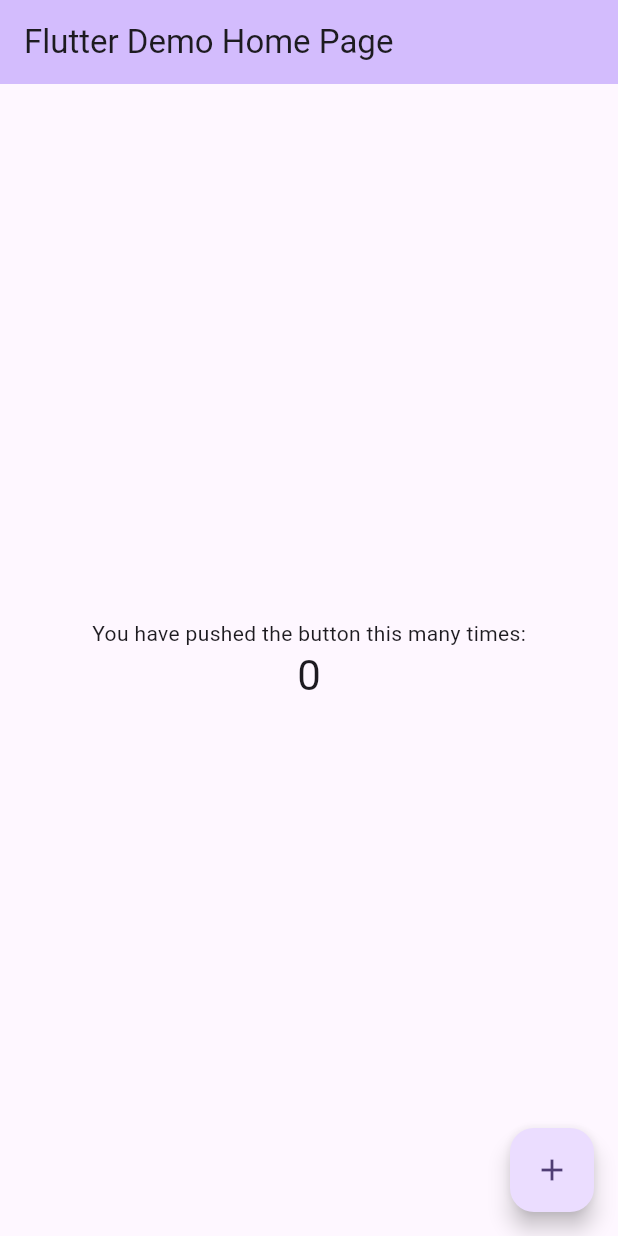
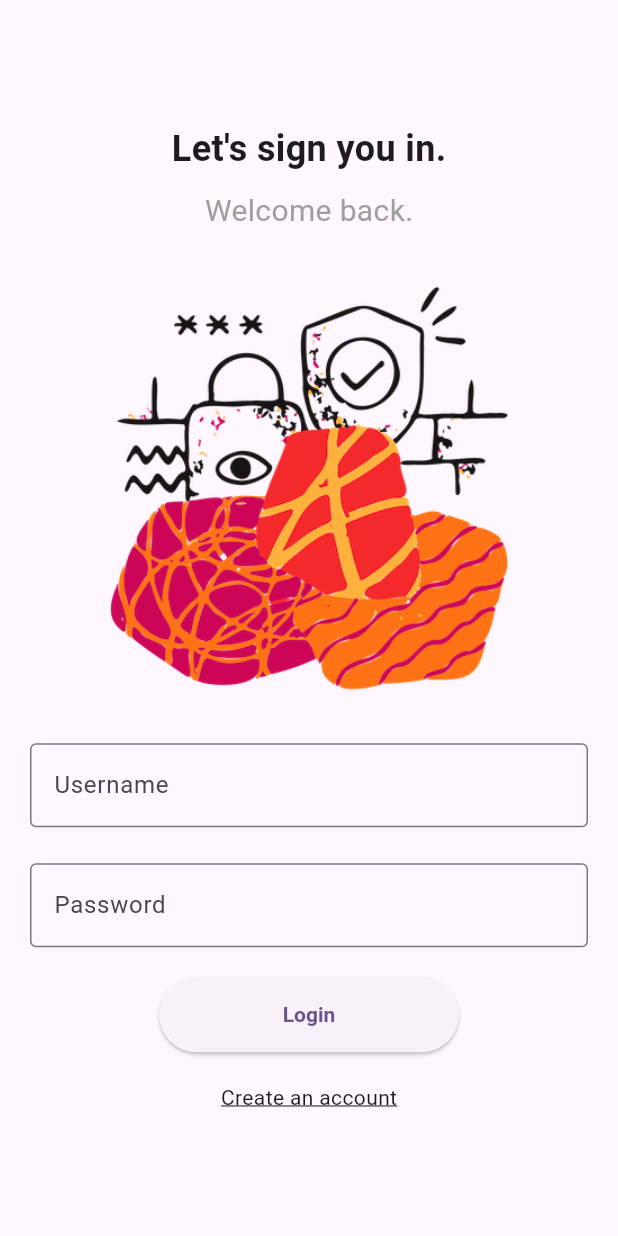
Before and after one commit to timothee-durand/tp-note-flutter-iim, a Flutter app: the screen it shows after launch, on a phone screen of 412 x 824 dp. Run offline on Flutter 3.47's test engine with Material 2 defaults, Android fonts, the phone set to English and light mode, and no system bars; our stand-ins replace sqflite; accounts and stored records are empty.

Commit message:
finish tp

```diff
--- a/lib/database/db_connection.dart
+++ b/lib/database/db_connection.dart
@@ -5,7 +5,7 @@ import 'package:sqflite/sqflite.dart';
 class DatabaseConnection {
   Future<Database> setDatabase() async {
     var directory = await getApplicationDocumentsDirectory();
-    var path = join(directory.path, 'users');
+    var path = join(directory.path, 'db');
     var database = await openDatabase(path, version: 1, onCreate: _createDatabase);
     return database;
   }
@@ -14,7 +14,8 @@ class DatabaseConnection {
     String sql = """CREATE TABLE users (
         id INTEGER PRIMARY KEY AUTOINCREMENT NOT NULL,
         name TEXT NOT NULL,
-        userId INTEGER NOT NULL
+        userId INTEGER NOT NULL,
+        userPassword TEXT NOT NULL
       );""";
     await database.execute(sql);
   }
--- a/lib/main.dart
+++ b/lib/main.dart
@@ -1,4 +1,9 @@
+import 'dart:ui';
+
 import 'package:flutter/material.dart';
+import 'package:tp_note_flutter/pages/login_page.dart';
+import 'package:tp_note_flutter/pages/register_page.dart';
+import 'package:tp_note_flutter/pages/update_page.dart';
 import 'package:tp_note_flutter/repo/user_repository.dart';
 
 void main() {
@@ -32,96 +37,11 @@ class MyApp extends StatelessWidget {
         colorScheme: ColorScheme.fromSeed(seedColor: Colors.deepPurple),
         useMaterial3: true,
       ),
-      home: const MyHomePage(title: 'Flutter Demo Home Page'),
+      home: const LoginPage(),
+      routes: {
+        '/login': (context) => const LoginPage(),
+        '/register': (context) => const RegisterPage(),
+      }
     );
   }
 }
-
-class MyHomePage extends StatefulWidget {
-  const MyHomePage({super.key, required this.title});
-
-  // This widget is the home page of your application. It is stateful, meaning
-  // that it has a State object (defined below) that contains fields that affect
-  // how it looks.
-
-  // This class is the configuration for the state. It holds the values (in this
-  // case the title) provided by the parent (in this case the App widget) and
-  // used by the build method of the State. Fields in a Widget subclass are
-  // always marked "final".
-
-  final String title;
-
-  @override
-  State<MyHomePage> createState() => _MyHomePageState();
-}
-
-class _MyHomePageState extends State<MyHomePage> {
-  int _counter = 0;
-  UserRepository _userRepository = UserRepository();
-
-  void _incrementCounter() {
-    setState(() {
-      // This call to setState tells the Flutter framework that something has
-      // changed in this State, which causes it to rerun the build method below
-      // so that the display can reflect the updated values. If we changed
-      // _counter without calling setState(), then the build method would not be
-      // called again, and so nothing would appear to happen.
-      _counter++;
-    });
-  }
-
-  @override
-  Widget build(BuildContext context) {
-    // This method is rerun every time setState is called, for instance as done
-    // by the _incrementCounter method above.
-    //
-    // The Flutter framework has been optimized to make rerunning build methods
-    // fast, so that you can just rebuild anything that needs updating rather
-    // than having to individually change instances of widgets.
-    return Scaffold(
-      appBar: AppBar(
-        // TRY THIS: Try changing the color here to a specific color (to
-        // Colors.amber, perhaps?) and trigger a hot reload to see the AppBar
-        // change color while the other colors stay the same.
-        backgroundColor: Theme.of(context).colorScheme.inversePrimary,
-        // Here we take the value from the MyHomePage object that was created by
-        // the App.build method, and use it to set our appbar title.
-        title: Text(widget.title),
-      ),
-      body: Center(
-        // Center is a layout widget. It takes a single child and positions it
-        // in the middle of the parent.
-        child: Column(
-          // Column is also a layout widget. It takes a list of children and
-          // arranges them vertically. By default, it sizes itself to fit its
-          // children horizontally, and tries to be as tall as its parent.
-          //
-          // Column has various properties to control how it sizes itself and
-          // how it positions its children. Here we use mainAxisAlignment to
-          // center the children vertically; the main axis here is the vertical
-          // axis because Columns are vertical (the cross axis would be
-          // horizontal).
-          //
-          // TRY THIS: Invoke "debug painting" (choose the "Toggle Debug Paint"
-          // action in the IDE, or press "p" in the console), to see the
-          // wireframe for each widget.
-          mainAxisAlignment: MainAxisAlignment.center,
-          children: <Widget>[
-            const Text(
-              'You have pushed the button this many times:',
-            ),
-            Text(
-              '$_counter',
-              style: Theme.of(context).textTheme.headlineMedium,
-            ),
-          ],
-        ),
-      ),
-      floatingActionButton: FloatingActionButton(
-        onPressed: _incrementCounter,
-        tooltip: 'Increment',
-        child: const Icon(Icons.add),
-      ), // This trailing comma makes auto-formatting nicer for build methods.
-    );
-  }
-}
--- a/lib/models/user.dart
+++ b/lib/models/user.dart
@@ -2,24 +2,28 @@ import 'dart:convert';
 
 class User {
   int? id;
-  String? name;
+  String name;
   int? userId;
+  String userPassword;
 
   User({
     this.id,
-    this.name,
+    required this.name,
     this.userId,
+    required this.userPassword,
   });
 
   User copyWith({
     int? id,
     String? name,
     int? userId,
+    String? userPassword,
   }) {
     return User(
       id: id ?? this.id,
       name: name ?? this.name,
       userId: userId ?? this.userId,
+      userPassword: userPassword ?? this.userPassword,
     );
   }
 
@@ -35,6 +39,9 @@ class User {
     if (userId != null) {
       result.addAll({'userId': userId});
     }
+    if (userPassword != null) {
+      result.addAll({'userPassword': userPassword});
+    }
 
     return result;
   }
@@ -44,6 +51,7 @@ class User {
       id: map['id']?.toInt(),
       name: map['name'],
       userId: map['userId'],
+      userPassword: map['userPassword'],
     );
   }
 
@@ -60,11 +68,11 @@ class User {
   bool operator ==(Object other) {
     if (identical(this, other)) return true;
 
-    return other is User && other.id == id && other.name == name && other.userId == userId;
+    return other is User && other.id == id && other.name == name && other.userId == userId && other.userPassword == userPassword;
   }
 
   @override
   int get hashCode {
-    return id.hashCode ^ name.hashCode ^ userId.hashCode;
+    return id.hashCode ^ name.hashCode ^ userId.hashCode ^ userPassword.hashCode;
   }
 }
--- /dev/null
+++ b/lib/pages/login_page.dart
@@ -0,0 +1,67 @@
+import 'package:flutter/material.dart';
+import 'package:tp_note_flutter/pages/update_page.dart';
+import '../repo/user_repository.dart';
+import '../widgets/link.dart';
+import '../widgets/page_header.dart';
+import '../widgets/user_form.dart';
+
+class LoginPage extends StatefulWidget {
+  const LoginPage({super.key});
+
+  @override
+  State<StatefulWidget> createState() {
+    return LoginPageState();
+  }
+}
+
+class LoginPageState extends State<LoginPage> {
+  late UserRepository _userRepository;
+
+  @override
+  void initState() {
+    super.initState();
+    _userRepository = UserRepository();
+  }
+
+  Future<void> loginUser(String userName, String password) async {
+    final user = await _userRepository.findUser(userName, password);
+    if (!context.mounted) return;
+    if (user == null) {
+      ScaffoldMessenger.of(context).showSnackBar(const SnackBar(
+          content: Text("User not found"), backgroundColor: Colors.red));
+      return;
+    }
+    final userId = user.id;
+    if(userId == null) {
+      ScaffoldMessenger.of(context).showSnackBar(const SnackBar(
+          content: Text("User not found"), backgroundColor: Colors.red));
+      return;
+    }
+    Navigator.push(
+        context,
+        MaterialPageRoute(
+            builder: (context) => UpdatePage(userId: userId)
+        )
+    );
+  }
+
+  @override
+  Widget build(BuildContext context) {
+    return Scaffold(
+      body: Column(mainAxisAlignment: MainAxisAlignment.center, children: [
+        const PageHeader(
+          title: "Let's sign you in.",
+          subtitle: "Welcome back.",
+          imagePath: 'assets/images/login.png',
+        ),
+        Padding(
+          padding: const EdgeInsets.all(20),
+          child: UserForm(
+            onSubmit: loginUser,
+          ),
+        ),
+        link(context, 'Create an account', '/register')
+      ]),
+    );
+  }
+}
--- a/lib/repo/user_repository.dart
+++ b/lib/repo/user_repository.dart
@@ -37,9 +37,22 @@ class UserRepository {
     return data!.map((e) => User.fromMap(e)).toList();
   }
 
+  Future<int> countUsers() async {
+    var connection = await database;
+    return Sqflite.firstIntValue(await connection!.rawQuery('SELECT COUNT(*) FROM $table')) ?? 0;
+  }
+
   Future<User?> getUser(int userId) async {
     var connection = await database;
     final data = await connection?.query(table, where: 'id = ?', whereArgs: [userId]);
+    if(data!.isNotEmpty) {
+      return User.fromMap(data.first);
+    }
+  }
+
+  Future<User?> findUser(String name, String password) async {
+    var connection = await database;
+    final data = await connection?.query(table, where: 'name = ? AND userPassword = ?', whereArgs: [name, password]);
     if(data!.isNotEmpty) {
       return User.fromMap(data.first);
     }
--- /dev/null
+++ b/lib/utils/styles.dart
@@ -0,0 +1,17 @@
+import 'package:flutter/material.dart';
+
+TextStyle titleStyle = const TextStyle(
+  fontSize: 24,
+  fontWeight: FontWeight.bold,
+);
+
+
+TextStyle subtitleStyle = const TextStyle(
+  fontSize: 20,
+  color: Colors.grey,
+);
+
+ButtonStyle bigBtn =  ButtonStyle(
+  minimumSize: MaterialStateProperty.all(Size(200, 50)),
+  textStyle: MaterialStateProperty.all(const TextStyle(fontWeight: FontWeight.bold)),
+);
--- /dev/null
+++ b/lib/utils/user_id.dart
@@ -0,0 +1,6 @@
+import 'package:tp_note_flutter/repo/user_repository.dart';
+
+Future<int> getNextUserId() async {
+  final count = await UserRepository().countUsers();
+  return count + 1;
+}
--- /dev/null
+++ b/lib/widgets/link.dart
@@ -0,0 +1,10 @@
+import 'package:flutter/material.dart';
+
+Widget link(BuildContext context, String text, String routeName) {
+  return  GestureDetector(
+    child: Text(text, style : const TextStyle(decoration: TextDecoration.underline)),
+    onTap: () {
+      Navigator.pushNamed(context, routeName);
+    },
+  );
+}
--- /dev/null
+++ b/lib/widgets/page_header.dart
@@ -0,0 +1,25 @@
+import 'package:flutter/cupertino.dart';
+
+import '../utils/styles.dart';
+
+class PageHeader extends StatelessWidget {
+  final String title;
+  final String subtitle;
+  final String imagePath;
+
+  const PageHeader({super.key, required this.title, required this.subtitle, required this.imagePath});
+
+  @override
+  Widget build(BuildContext context) {
+    return Column(children: [
+      Text(title, style: titleStyle),
+      const SizedBox(height: 10),
+      Text(subtitle, style: subtitleStyle),
+      const SizedBox(height: 20),
+      Image(
+        image: AssetImage(imagePath),
+        height: 300,
+      ),
+    ]);
+  }
+}
--- /dev/null
+++ b/lib/widgets/user_form.dart
@@ -0,0 +1,78 @@
+import 'package:flutter/material.dart';
+
+import '../models/user.dart';
+import '../utils/styles.dart';
+
+class UserForm extends StatelessWidget {
+  final _formkey = GlobalKey<FormState>();
+
+  final userNameController = TextEditingController();
+  final passwordController = TextEditingController();
+
+  final String buttonLabel;
+  final Function(String userName, String password) onSubmit;
+
+  UserForm({super.key, this.buttonLabel = 'Login', required this.onSubmit, User? initialUser}) {
+    if(initialUser != null) {
+      userNameController.text = initialUser.name;
+      passwordController.text = initialUser.userPassword;
+    }
+  }
+
+  void submit() {
+    if (_formkey.currentState != null && _formkey.currentState!.validate()) {
+      onSubmit(userNameController.text, passwordController.text);
+    }
+  }
+
+  @override
+  Widget build(BuildContext context) {
+    return Form(
+      key: _formkey,
+      child: Column(
+        children: [
+          TextFormField(
+            validator: (value) {
+              if (value != null && value.isNotEmpty && value.length < 5) {
+                return "Your username should be more than 5 characters";
+              } else if (value != null && value.isEmpty) {
+                return "Please type your username";
+              }
+              return null;
+            },
+            controller: userNameController,
+            decoration: const InputDecoration(
+                label: Text("Username"),
+                hintText: 'johndoe24',
+                border: OutlineInputBorder()),
+          ),
+          const SizedBox(
+            height: 24,
+          ),
+          TextFormField(
+            controller: passwordController,
+            validator: (value) {
+              if (value != null && value.isNotEmpty && value.length < 5) {
+                return "Your password should be more than 5 characters";
+              } else if (value != null && value.isEmpty) {
+                return "Your password should not be empty";
+              }
+              return null;
+            },
+            obscureText: true,
+            decoration: const InputDecoration(
+                label: Text("Password"),
+                hintText: '123456',
+                border: OutlineInputBorder()),
+          ),
+          const SizedBox(height: 20),
+          ElevatedButton(
+            onPressed: submit,
+            style: bigBtn,
+            child: Text(buttonLabel),
+          ),
+        ],
+      ),
+    );
+  }
+}
--- a/pubspec.yaml
+++ b/pubspec.yaml
@@ -62,8 +62,9 @@ flutter:
   uses-material-design: true
 
   # To add assets to your application, add an assets section, like this:
-  # assets:
-  #   - images/a_dot_burr.jpeg
+  assets:
+    - assets/images/login.png
+    - assets/images/register.png
   #   - images/a_dot_ham.jpeg
 
   # An image asset can refer to one or more resolution-specific "variants", see
```
Also changed, not shown: lib/pages/register_page.dart (added, +56 -0 lines), lib/pages/update_page.dart (added, +78 -0 lines), assets/images/login.png (added), assets/images/register.png (added), 3 other files.
